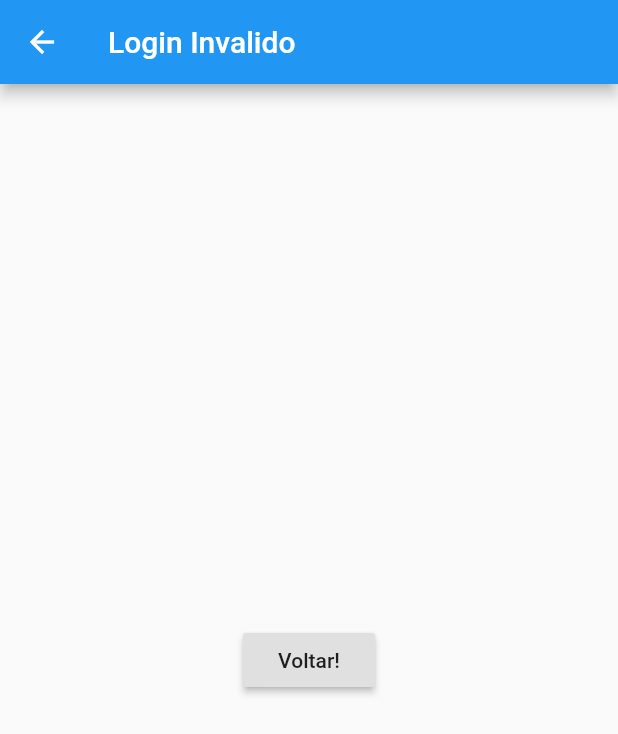
After one commit to jamesn11/lockdown, a Flutter app: the screen it shows after launch, after a tap on "Logar", on a phone screen of 412 x 824 dp. The commit adds this screen. Shown: the top 734 px of the screen. Run offline on Flutter 3.47's test engine with Material 2 defaults, Android fonts, the phone set to English and light mode, and no system bars.

Commit message:
projeto flutter refatoração

```diff
--- /dev/null
+++ b/lib/pages/erro_page.dart
@@ -0,0 +1,21 @@
+import 'package:flutter/cupertino.dart';
+import 'package:flutter/material.dart';
+
+class ErroLogin extends StatelessWidget {
+  @override
+  Widget build(BuildContext context) {
+    return Scaffold(
+      appBar: AppBar(
+        title: Text("Login Invalido"),
+      ),
+      body: Center(
+        child: RaisedButton(
+          onPressed: () {
+            Navigator.pop(context);
+          },
+          child: Text("Voltar!"),
+        ),
+      ),
+    );
+  }
+}
--- /dev/null
+++ b/lib/pages/login_page.dart
@@ -0,0 +1,72 @@
+import 'package:flutter/material.dart';
+import 'package:wseetec/pages/sucesso_page.dart';
+
+import 'erro_page.dart';
+
+class Home extends StatelessWidget  {
+
+  TextEditingController login = TextEditingController();
+  TextEditingController senha = TextEditingController();
+
+  @override
+  Widget build(BuildContext context) {
+    return Scaffold(
+        appBar: AppBar(
+          title: Text("Login"),
+          centerTitle: true,
+        ) ,
+        body: SingleChildScrollView(
+            padding: EdgeInsets.fromLTRB(10.0, 0, 0, 10.0),
+            child: Column(
+              crossAxisAlignment: CrossAxisAlignment.stretch,
+              children: <Widget>[
+                Icon(Icons.person_outline, size: 120.0, color: Colors.blue),
+                TextField(
+                  keyboardType: TextInputType.text,
+                  decoration: InputDecoration(
+                      labelText: "Usuario",
+                      labelStyle: TextStyle(color: Colors.green, fontSize: 24.0)),
+                  controller: login,),
+                TextField(
+                    keyboardType: TextInputType.number,
+                    decoration: InputDecoration(
+                        labelText: "Senha",
+                        labelStyle: TextStyle(color: Colors.green, fontSize: 24.0,)),
+                    textAlign: TextAlign.left ,
+                    obscureText: true,
+                    controller : senha),
+                Padding(
+                  padding: EdgeInsets.only(top: 10.0, bottom: 10.00),
+                  child: Container(
+                    height: 49,
+                    child: RaisedButton(
+                      onPressed: () {
+                        if (login.text == "admin" && senha.text == "1234") {
+                          Navigator.push(context,
+                              MaterialPageRoute(builder: (context) =>BemVindo()));
+                        } else {
+                          Navigator.push(context, MaterialPageRoute(builder:(context) => ErroLogin()));
+                        }
+                      },
+                      // {imprimir(login.text, senha.text);
+                      child:
+                      Text("Logar",
+                          style: TextStyle(color: Colors.white, fontSize: 25.0))
+                      ,
+                      color: Colors.blue,
+
+                    ), // RaisedButton
+                  ), // Container
+                ),
+                Text(
+                  "Esqueci a senha",
+                  textAlign: TextAlign.center,
+                  style: TextStyle(color: Colors.blue, fontSize: 25.0),
+                )
+              ],
+            )
+        )
+    );
+  }
+
+}
```
Also changed, not shown: lib/main.dart (+6 -118 lines), lib/pages/sucesso_page.dart (added, +31 -0 lines).
